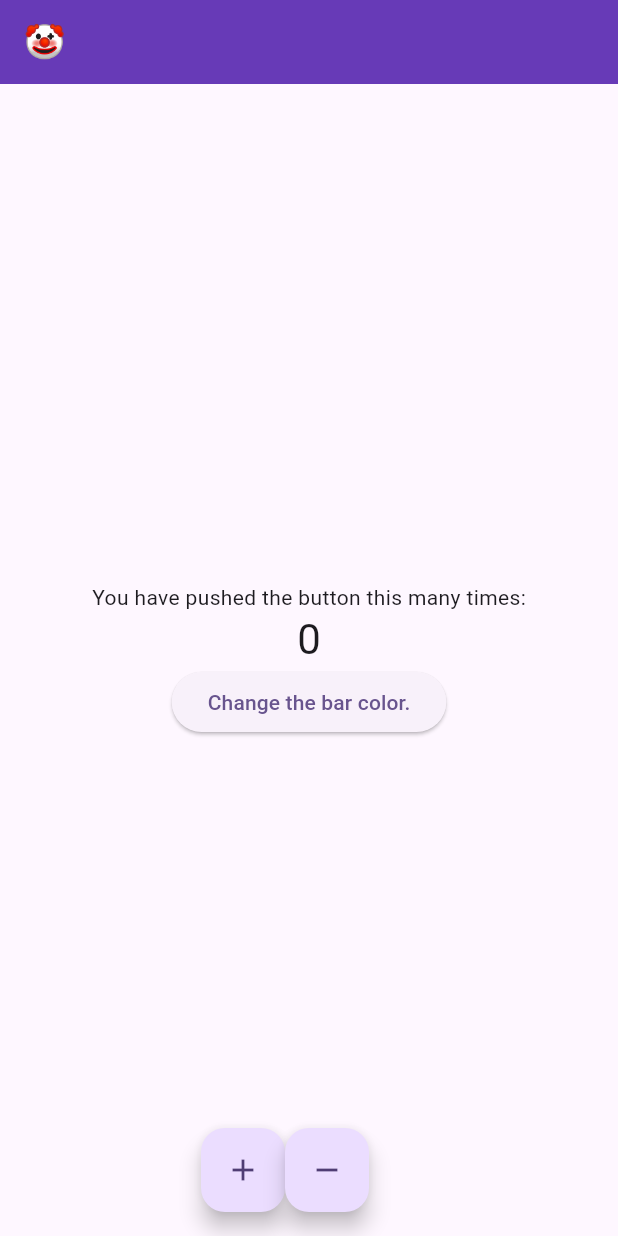
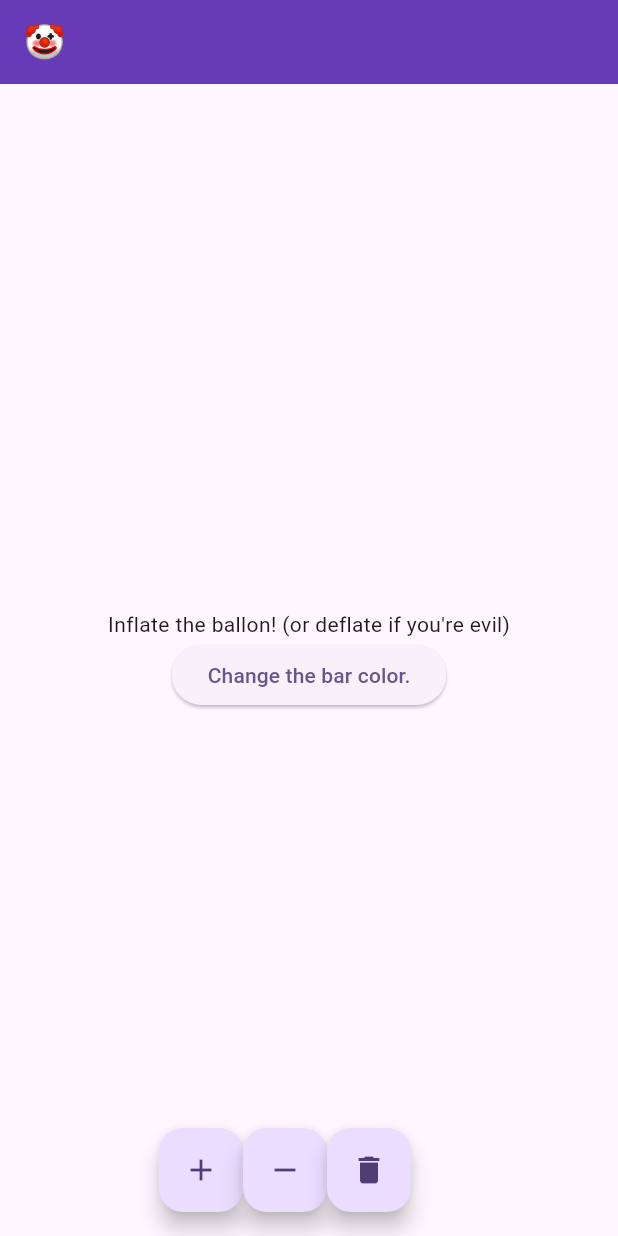
Before and after one commit to JaredArrowood/group-app-repo, a Flutter app: the screen it shows after launch, on a phone screen of 412 x 824 dp. Run offline on Flutter 3.47's test engine with Material 3 defaults, Android fonts, the phone set to English and light mode, and no system bars.

```diff
--- a/lib/main.dart
+++ b/lib/main.dart
@@ -31,6 +31,7 @@ class MyHomePage extends StatefulWidget {
 
 class _MyHomePageState extends State<MyHomePage> {
   int _counter = 0;
+  bool _isPopped = false;
 
   List<Color> colors = [
     Colors.red,
@@ -83,13 +84,22 @@ class _MyHomePageState extends State<MyHomePage> {
         child: Column(
           mainAxisAlignment: MainAxisAlignment.center,
           children: <Widget>[
-            const Text(
-              'You have pushed the button this many times:',
-            ),
-            Text(
-              '$_counter',
-              style: Theme.of(context).textTheme.headlineMedium,
-            ),
+            !_isPopped
+                ? const Text(
+                    'Inflate the ballon! (or deflate if you\'re evil)',
+                  )
+                : const Text(
+                    'NOOO YOU POPPED THE BALLOON!',
+                  ),
+            !_isPopped
+                ? Text(
+                    '🎈',
+                    style: TextStyle(fontSize: _counter * 10.0),
+                  )
+                : const Text(
+                    '💥',
+                    style: TextStyle(fontSize: 100.0),
+                  ),
             Row(
               mainAxisAlignment: MainAxisAlignment.center,
               children: [
@@ -109,13 +119,22 @@ class _MyHomePageState extends State<MyHomePage> {
         children: [
           FloatingActionButton(
             onPressed: _incrementCounter,
-            tooltip: 'Increment',
+            tooltip: 'Inflate 🌬️',
             child: const Icon(Icons.add),
           ),
           FloatingActionButton(
             onPressed: _decrementCounter,
-            tooltip: 'Decrement',
+            tooltip: 'Deflate 😔',
             child: const Icon(Icons.remove),
+          ),
+          FloatingActionButton(
+            onPressed: () {
+              setState(() {
+                _isPopped = true;
+              });
+            },
+            tooltip: 'Pop 🤯',
+            child: const Icon(Icons.delete),
           ),
         ],
       ),
```
Also changed, not shown: 8 other files.
